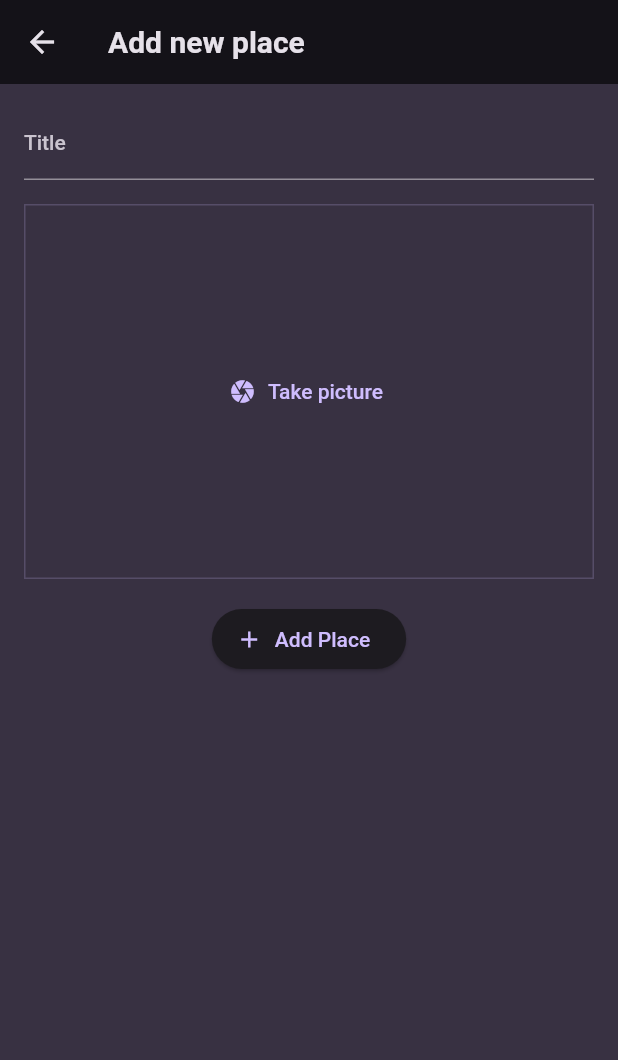
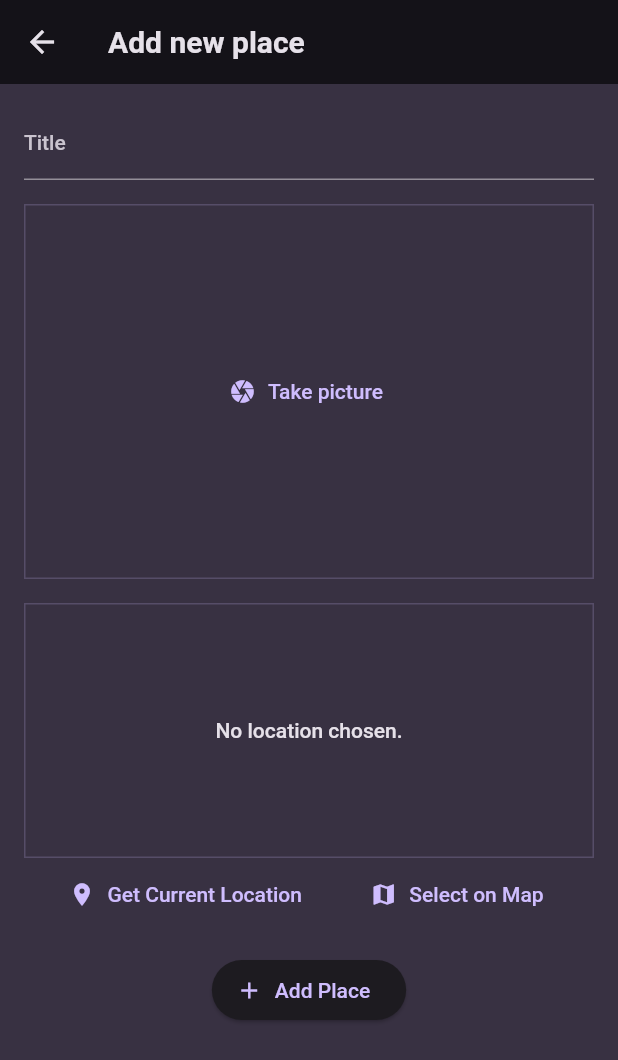
Before and after one commit to asif-marakkar/Flutter_places_app, a Flutter app: the AddPlaceScreen screen opened directly, on a phone screen of 412 x 824 dp. Shown: the top 1060 px of the screen. Run offline on Flutter 3.47's test engine with Material 2 defaults, Android fonts, the phone set to English and light mode, and no system bars; our stand-ins replace flutter_riverpod, google_fonts, image_picker, location.

Commit message:
location dependency

```diff
--- a/lib/models/place.dart
+++ b/lib/models/place.dart
@@ -3,10 +3,27 @@ import 'dart:io';
 
 const uuid = Uuid();
 
+class PlaceLocation {
+  PlaceLocation({
+    required this.latitude,
+    required this.longitude,
+    required this.address,
+  });
+
+  final double latitude;
+  final double longitude;
+  final String address;
+}
+
 class Place {
-  Place({required this.title, required this.image}) : id = uuid.v4();
+  Place({
+    required this.title,
+    required this.image,
+    required this.location,
+  }) : id = uuid.v4();
 
   String title;
   String id;
   File image;
+  PlaceLocation location;
 }
--- a/lib/providers/places_provider.dart
+++ b/lib/providers/places_provider.dart
@@ -5,8 +5,8 @@ import 'dart:io';
 class PlacesNotifier extends StateNotifier<List<Place>> {
   PlacesNotifier() : super(const []);
 
-  void addPlace(String title, File image) {
-    state = [Place(title: title, image: image), ...state];
+  void addPlace(String title, File image, PlaceLocation location) {
+    state = [Place(title: title, image: image, location: location), ...state];
   }
 }
 
--- a/lib/screens/add_place.dart
+++ b/lib/screens/add_place.dart
@@ -1,8 +1,10 @@
 import 'dart:io';
 import 'package:flutter/material.dart';
 import 'package:flutter_riverpod/flutter_riverpod.dart';
+import 'package:places_app/models/place.dart';
 import 'package:places_app/providers/places_provider.dart';
 import 'package:places_app/widgets/image_input.dart';
+import 'package:places_app/widgets/location_input.dart';
 
 class AddPlaceScreen extends ConsumerStatefulWidget {
   const AddPlaceScreen({super.key});
@@ -14,6 +16,7 @@ class AddPlaceScreen extends ConsumerStatefulWidget {
 class _AddPlaceScreenState extends ConsumerState<AddPlaceScreen> {
   final _titleController = TextEditingController();
   File? _pickedImage;
+  PlaceLocation? _pickedLocation;
 
   @override
   void dispose() {
@@ -23,10 +26,16 @@ class _AddPlaceScreenState extends ConsumerState<AddPlaceScreen> {
 
   void _savePlace() {
     final enteredText = _titleController.text.trim();
-    if (enteredText.isEmpty || _pickedImage == null) {
+    if (enteredText.isEmpty ||
+        _pickedImage == null ||
+        _pickedLocation == null) {
       return;
     }
-    ref.read(placesProvider.notifier).addPlace(enteredText, _pickedImage!);
+    ref.read(placesProvider.notifier).addPlace(
+          enteredText,
+          _pickedImage!,
+          _pickedLocation!,
+        );
     Navigator.of(context).pop();
   }
 
@@ -58,6 +67,12 @@ class _AddPlaceScreenState extends ConsumerState<AddPlaceScreen> {
             const SizedBox(
               height: 16,
             ),
+            LocationInput(
+              onPick: (location) => _pickedLocation = location,
+            ),
+            const SizedBox(
+              height: 16,
+            ),
             ElevatedButton.icon(
               onPressed: _savePlace,
               icon: const Icon(Icons.add),
--- a/lib/widgets/image_input.dart
+++ b/lib/widgets/image_input.dart
@@ -17,7 +17,7 @@ class _ImageInputState extends State<ImageInput> {
   void _takePicture() async {
     final imagePicker = ImagePicker();
     final pickedImage =
-        await imagePicker.pickImage(source: ImageSource.camera, maxWidth: 600);
+        await imagePicker.pickImage(source: ImageSource.gallery, maxWidth: 600);
     if (pickedImage == null) {
       return;
     }
--- /dev/null
+++ b/lib/widgets/location_input.dart
@@ -0,0 +1,126 @@
+import 'dart:convert';
+import 'package:places_app/models/place.dart';
+import 'package:flutter/material.dart';
+import 'package:location/location.dart';
+import 'package:http/http.dart' as http;
+
+class LocationInput extends StatefulWidget {
+  const LocationInput({super.key, required this.onPick});
+
+  final Function(PlaceLocation location) onPick;
+
+  @override
+  State<LocationInput> createState() => _LocationInputState();
+}
+
+class _LocationInputState extends State<LocationInput> {
+  bool _fetchingLocation = false;
+  PlaceLocation? _pickedLocation;
+
+  String get locationImage {
+    if (_pickedLocation == null) {
+      return '';
+    }
+    final lat = _pickedLocation!.latitude;
+    final long = _pickedLocation!.longitude;
+    return 'https://maps.googleapis.com/maps/api/staticmap?center=$lat,$long=&zoom=16&size=600x300&maptype=roadmap&markers=color:red%7Clabel:A%7C$lat,$long&key=YOUR_API_KEY';
+  }
+
+  void _getCurrentLocation() async {
+    Location location = Location();
+    bool serviceEnabled;
+    PermissionStatus permissionGranted;
+    LocationData locationData;
+    serviceEnabled = await location.serviceEnabled();
+    if (!serviceEnabled) {
+      serviceEnabled = await location.requestService();
+      if (!serviceEnabled) {
+        return;
+      }
+    }
+    permissionGranted = await location.hasPermission();
+    if (permissionGranted == PermissionStatus.denied) {
+      permissionGranted = await location.requestPermission();
+      if (permissionGranted != PermissionStatus.granted) {
+        return;
+      }
+    }
+    setState(() {
+      _fetchingLocation = true;
+    });
+    locationData = await location.getLocation();
+    final lat = locationData.latitude;
+    final long = locationData.longitude;
+    if (lat == null || long == null) {
+      return;
+    }
+    final url = Uri.parse(
+        'https://maps.googleapis.com/maps/api/geocode/json?latlng=$lat,$long&key=YOUR_API_KEY');
+    final response = await http.get(url);
+    final data = json.decode(response.body);
+    //final results = data['results'][0];
+    const address =
+        'Address not available'; //results != null ? results['formatted_address'] : '';
+    setState(() {
+      _pickedLocation =
+          PlaceLocation(latitude: lat, longitude: long, address: address);
+      _fetchingLocation = false;
+    });
+    widget.onPick(_pickedLocation!);
+  }
+
+  @override
+  Widget build(BuildContext context) {
+    final textTheme = Theme.of(context).textTheme;
+    final colorScheme = Theme.of(context).colorScheme;
+    Widget preview = Text(
+      'No location chosen.',
+      textAlign: TextAlign.center,
+      style: textTheme.bodyLarge!.copyWith(
+        color: colorScheme.onBackground,
+      ),
+    );
+    if (_pickedLocation != null) {
+      preview = Image.network(
+        locationImage,
+        fit: BoxFit.cover,
+        width: double.infinity,
+        height: double.infinity,
+      );
+    }
+    if (_fetchingLocation) {
+      preview = const CircularProgressIndicator();
+    }
+    return Column(
+      children: [
+        Container(
+          alignment: Alignment.center,
+          height: 170,
+          width: double.infinity,
+          decoration: BoxDecoration(
+            border: Border.all(
+              width: 1,
+              color: Theme.of(context).colorScheme.primary.withOpacity(0.2),
+            ),
+          ),
+          child: preview,
+        ),
+        Row(
+          mainAxisAlignment: MainAxisAlignment.spaceEvenly,
+          children: [
+            TextButton.icon(
+              onPressed: _getCurrentLocation,
+              icon: const Icon(Icons.location_on),
+              label: const Text('Get Current Location'),
+            ),
+            TextButton.icon(
+              onPressed: () {},
+              icon: const Icon(Icons.map),
+              label: const Text('Select on Map'),
+            ),
+          ],
+        ),
+      ],
+    );
+  }
+}
--- a/lib/widgets/places_list.dart
+++ b/lib/widgets/places_list.dart
@@ -34,6 +34,12 @@ class PlacesList extends StatelessWidget {
             color: colorScheme.onBackground,
           ),
         ),
+        subtitle: Text(
+          places[index].location.address,
+          style: textTheme.bodySmall!.copyWith(
+            color: colorScheme.onBackground,
+          ),
+        ),
         onTap: () => Navigator.of(context).push(
           MaterialPageRoute(
             builder: (cxt) => PlacesDetailScreen(
--- a/pubspec.yaml
+++ b/pubspec.yaml
@@ -39,6 +39,8 @@ dependencies:
   flutter_riverpod: ^2.3.6
   uuid: ^3.0.7
   image_picker: ^1.0.0
+  location: ^4.4.0
+  http: ^1.1.0
 
 dev_dependencies:
   flutter_test:
```
Also changed, not shown: pubspec.lock, 3 other files.
